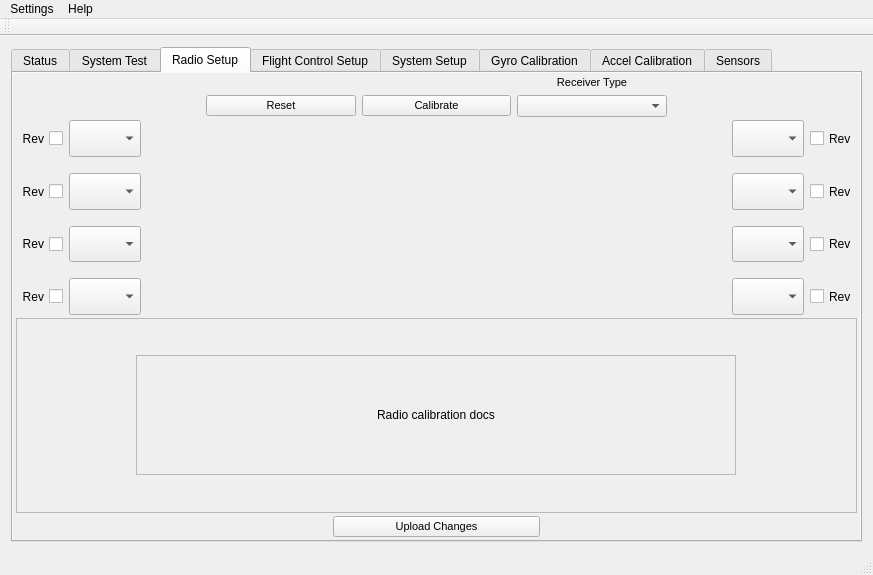
Above: GroundStation-Qt/mainwindow.ui from parallaxinc/Flight-Controller before the change. Below: the same form after it.
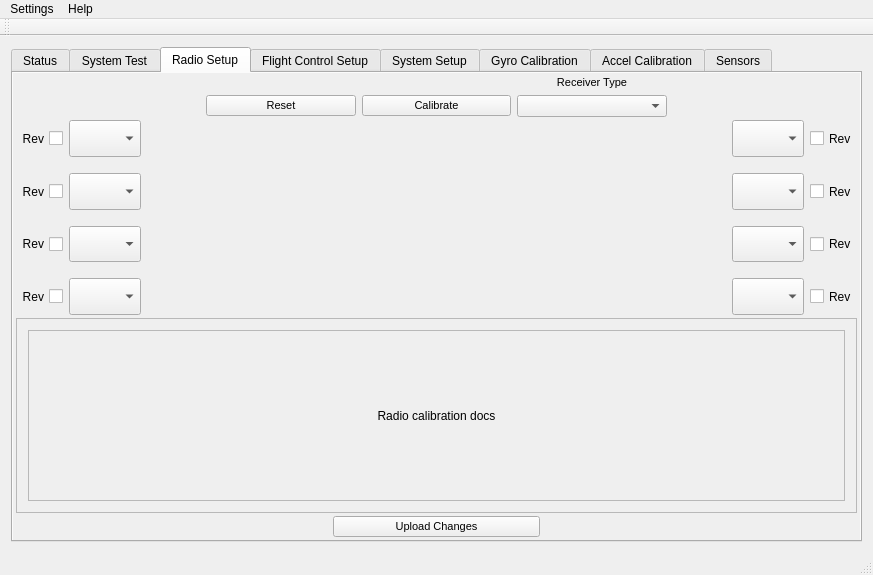
That is the form after the change. The open tabs and pages were chosen to show the change. Icons and pictures are not drawn. Custom widgets are drawn as their Qt base class.

Commit message: Fixed controller calibration countdown

The edit to the form file:
```diff
--- a/GroundStation-Qt/mainwindow.ui
+++ b/GroundStation-Qt/mainwindow.ui
@@ -1940,7 +1940,7 @@
             <item>
              <widget class="QLabel" name="lblRadioCalibrateDocs">
               <property name="sizePolicy">
-               <sizepolicy hsizetype="Maximum" vsizetype="Maximum">
+               <sizepolicy hsizetype="MinimumExpanding" vsizetype="MinimumExpanding">
                 <horstretch>0</horstretch>
                 <verstretch>0</verstretch>
                </sizepolicy>
```
The commit also changes 1 other file.
